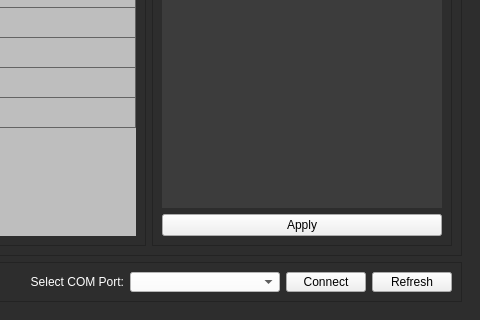
This is TelemetryViewer/ui_main.ui in UBCO-Motorsports/WirelessTelemetryCapstone as Qt 5 draws it before an edit; both pictures show x 776 to 1256 and y 576 to 896 of the 1256 by 896 pixel window. The edited form follows.
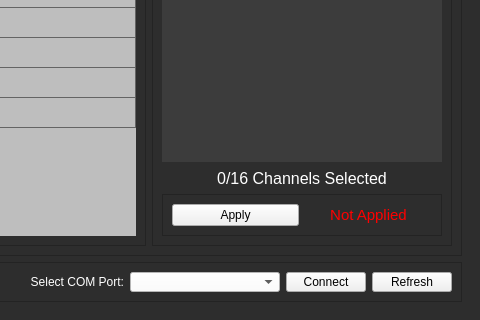
This is the edited form. The open tabs and pages were chosen to show the change. Icons and pictures are not drawn.

Patch:
```diff
--- a/TelemetryViewer/ui_main.ui
+++ b/TelemetryViewer/ui_main.ui
@@ -936,6 +936,41 @@
                      </widget>
                     </item>
                     <item>
+                     <widget class="QLabel" name="label_36">
+                      <property name="minimumSize">
+                       <size>
+                        <width>0</width>
+                        <height>20</height>
+                       </size>
+                      </property>
+                      <property name="font">
+                       <font>
+                        <pointsize>12</pointsize>
+                        <weight>50</weight>
+                        <bold>false</bold>
+                       </font>
+                      </property>
+                      <property name="styleSheet">
+                       <string notr="true">color: rgb(255, 255, 255);</string>
+                      </property>
+                      <property name="text">
+                       <string>0/16 Channels Selected</string>
+                      </property>
+                      <property name="alignment">
+                       <set>Qt::AlignCenter</set>
+                      </property>
+                     </widget>
+                    </item>
+                    <item>
+                     <widget class="QFrame" name="frame_32">
+                      <property name="frameShape">
+                       <enum>QFrame::StyledPanel</enum>
+                      </property>
+                      <property name="frameShadow">
+                       <enum>QFrame::Raised</enum>
+                      </property>
+                      <layout class="QHBoxLayout" name="horizontalLayout_22">
+                       <item>
                      <widget class="QPushButton" name="apply_btn">
                       <property name="enabled">
                        <bool>true</bool>
@@ -975,6 +1010,27 @@
                       </property>
                      </widget>
                     </item>
+                       <item>
+                        <widget class="QLabel" name="label_37">
+                         <property name="font">
+                          <font>
+                           <pointsize>11</pointsize>
+                          </font>
+                         </property>
+                         <property name="styleSheet">
+                          <string notr="true">color: rgb(255, 0, 0);</string>
+                         </property>
+                         <property name="text">
+                          <string>Not Applied</string>
+                         </property>
+                         <property name="alignment">
+                          <set>Qt::AlignCenter</set>
+                         </property>
+                        </widget>
+                       </item>
+                      </layout>
+                     </widget>
+                    </item>
                    </layout>
                   </widget>
                  </item>
```
Left out of the diff: 12 changed lines with no effect on the pictures. Lines whose indentation alone changed are shown as unchanged.
